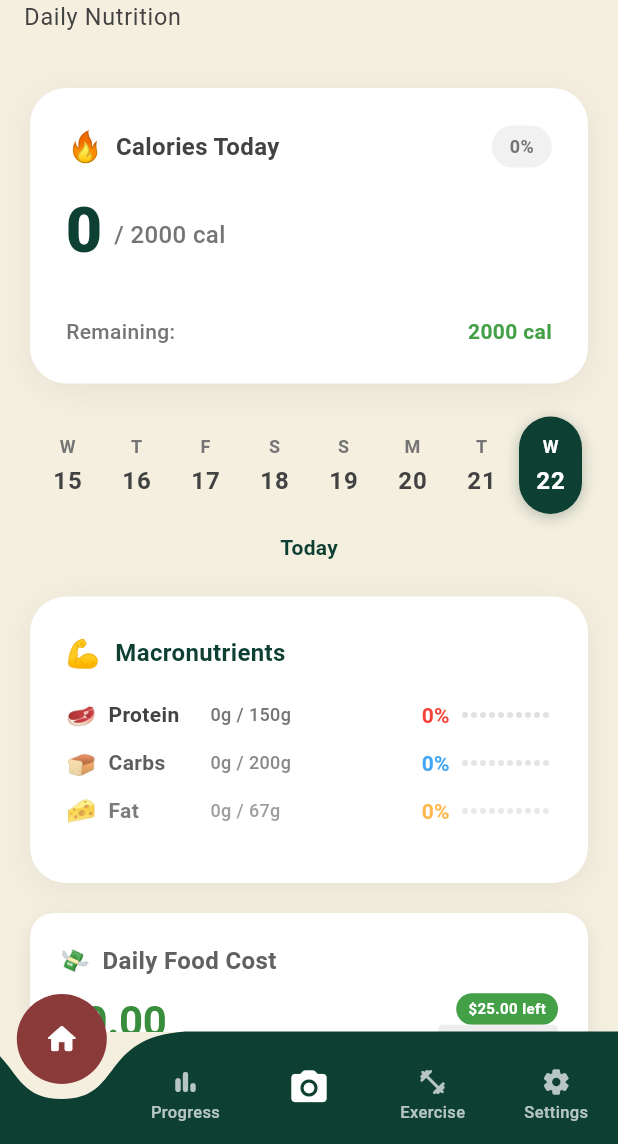
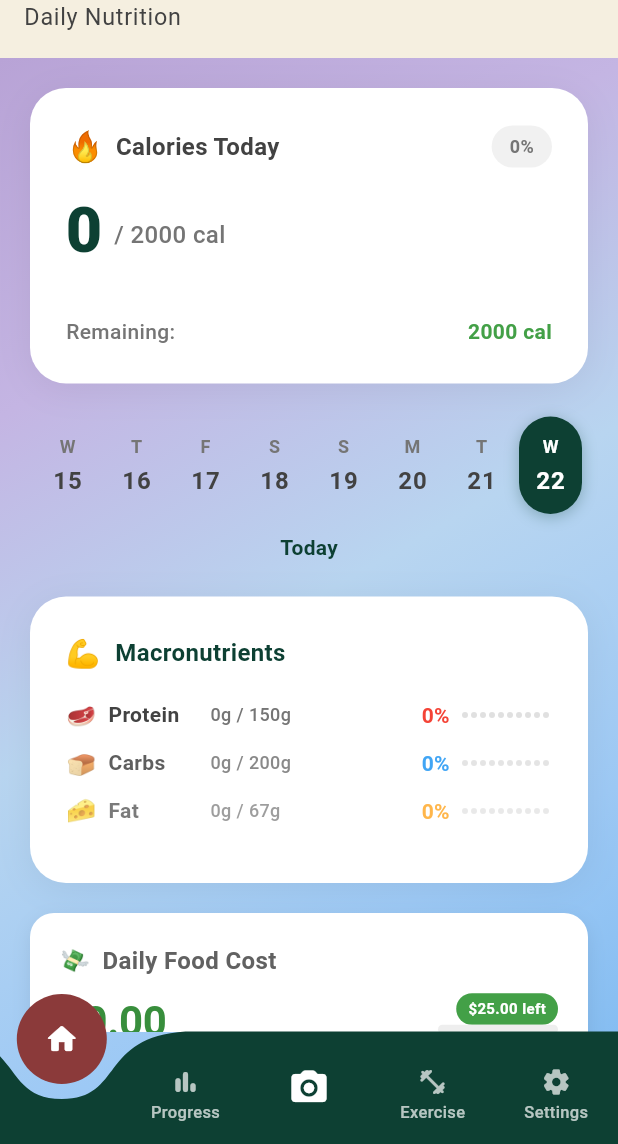
Before and after one commit to siho1117/food_cal, a Flutter app: the screen it shows after launch, on a phone screen of 412 x 824 dp, the part 92-1236 px from its top. Run offline on Flutter 3.47's test engine with Material 3 defaults, Android fonts, the phone set to English and light mode, and no system bars; drawn by our look-alikes of curved_navigation_bar; our stand-ins replace camera, flutter_dotenv, flutter_image_compress, get_it, image_gallery_saver, image_picker and 1 more; accounts and stored records are empty.

Commit message:
Your commit message here

````diff
--- /dev/null
+++ b/lib/config/design_system/gradient_background.dart
@@ -0,0 +1,80 @@
+// lib/config/design_system/gradient_background.dart
+import 'package:flutter/material.dart';
+import 'theme.dart';
+
+/// Flexible gradient background widget with multiple preset support
+/// Automatically adapts to light/dark mode
+///
+/// Usage:
+/// ```dart
+/// GradientBackground(
+///   gradientName: 'home',  // or 'warm', 'cool', 'minimal'
+///   child: Scaffold(...),
+/// )
+/// ```
+class GradientBackground extends StatelessWidget {
+  final Widget child;
+  final String gradientName;
+  final Alignment? begin;
+  final Alignment? end;
+
+  const GradientBackground({
+    super.key,
+    required this.child,
+    this.gradientName = 'home', // Default to home gradient
+    this.begin,
+    this.end,
+  });
+
+  @override
+  Widget build(BuildContext context) {
+    final brightness = Theme.of(context).brightness;
+
+    return Container(
+      decoration: BoxDecoration(
+        gradient: AppTheme.getGradient(
+          gradientName,
+          brightness,
+          begin: begin ?? Alignment.topLeft,
+          end: end ?? Alignment.bottomRight,
+        ),
+      ),
+      child: child,
+    );
+  }
+}
+
+/// Convenience constructors for specific gradients
+extension GradientBackgroundPresets on GradientBackground {
+  /// Home screen gradient (purple/pink → blue in light, dark purple in dark mode)
+  static Widget home({required Widget child}) {
+    return GradientBackground(
+      gradientName: 'home',
+      child: child,
+    );
+  }
+
+  /// Warm gradient (coral → gold in light, dark burgundy in dark mode)
+  static Widget warm({required Widget child}) {
+    return GradientBackground(
+      gradientName: 'warm',
+      child: child,
+    );
+  }
+
+  /// Cool gradient (mint → teal in light, dark teal in dark mode)
+  static Widget cool({required Widget child}) {
+    return GradientBackground(
+      gradientName: 'cool',
+      child: child,
+    );
+  }
+
+  /// Minimal gradient (beige → white in light, dark gray in dark mode)
+  static Widget minimal({required Widget child}) {
+    return GradientBackground(
+      gradientName: 'minimal',
+      child: child,
+    );
+  }
+}
--- a/lib/config/design_system/theme.dart
+++ b/lib/config/design_system/theme.dart
@@ -1,9 +1,8 @@
 // lib/config/design_system/theme.dart
 import 'package:flutter/material.dart';
-import 'typography.dart'; // Import the new typography system
+import 'typography.dart';
 
 class AppTheme {
-  // Private constructor to prevent instantiation
   AppTheme._();
 
   // ═══════════════════════════════════════════════════════════════
@@ -11,35 +10,138 @@ class AppTheme {
   // ═══════════════════════════════════════════════════════════════
 
   // Main colors
-  static const Color primaryBlue = Color(0xFF0D4033);      // Deep green
-  static const Color secondaryBeige = Color(0xFFF5EFE0);   // Beige background
-  static const Color textDark = Color(0xFF333333);         // Dark text
-  static const Color textLight = Colors.white;             // Light text
-  static const Color accentColor = Color(0xFF8B3A3A);      // Burgundy accent
+  static const Color primaryBlue = Color(0xFF0D4033);
+  static const Color secondaryBeige = Color(0xFFF5EFE0);
+  static const Color textDark = Color(0xFF333333);
+  static const Color textLight = Colors.white;
+  static const Color accentColor = Color(0xFF8B3A3A);
 
   // Additional accent colors
-  static const Color goldAccent = Color(0xFFCF9340);       // Gold/mustard
-  static const Color coralAccent = Color(0xFFE27069);      // Coral/salmon
-  static const Color mintAccent = Color(0xFFE4F7D7);       // Mint green
-  static const Color nudeAccent = Color(0xFFDEBAB0);       // Nude/blush
+  static const Color goldAccent = Color(0xFFCF9340);
+  static const Color coralAccent = Color(0xFFE27069);
+  static const Color mintAccent = Color(0xFFE4F7D7);
+  static const Color nudeAccent = Color(0xFFDEBAB0);
+
+  // ═══════════════════════════════════════════════════════════════
+  // GRADIENT LIBRARY
+  // ═══════════════════════════════════════════════════════════════
+
+  /// Gradient presets - Light Mode
+  static const Map<String, List<Color>> gradientsLight = {
+    // iOS-inspired (purple/pink → blue) - Home screen
+    'home': [
+      Color(0xFFB8A3D6), // Soft purple
+      Color(0xFFC4B5E3), // Purple-pink
+      Color(0xFFB8D5F0), // Lavender-blue
+      Color(0xFF9DC9F5), // Sky blue
+      Color(0xFF7BB8F0), // Bright blue
+    ],
+
+    // Warm gradient (coral/peach → gold) - Could be used for Progress
+    'warm': [
+      Color(0xFFFFB5A7), // Soft coral
+      Color(0xFFFFC9A3), // Peach
+      Color(0xFFFFD6A5), // Light peach
+      Color(0xFFFFE4B5), // Cream
+      Color(0xFFFFF0C7), // Light gold
+    ],
+
+    // Cool gradient (mint → teal) - Could be used for Exercise
+    'cool': [
+      Color(0xFFB8E6E1), // Mint
+      Color(0xFFA8DDD8), // Light teal
+      Color(0xFF98D4CF), // Teal
+      Color(0xFF88CBC6), // Deep teal
+      Color(0xFF78C2BD), // Ocean teal
+    ],
+
+    // Minimal gradient (light beige → white) - Could be used for Settings
+    'minimal': [
+      Color(0xFFFAF6F0), // Very light beige
+      Color(0xFFF9F5EF), // Light beige
+      Color(0xFFF8F4EE), // Beige
+      Color(0xFFF7F3ED), // Slightly darker beige
+      Color(0xFFF5EFE0), // Your secondaryBeige
+    ],
+  };
+
+  /// Gradient presets - Dark Mode
+  static const Map<String, List<Color>> gradientsDark = {
+    // Dark purple/blue - Home screen dark mode
+    'home': [
+      Color(0xFF2D1B4E), // Deep purple
+      Color(0xFF2A1F52), // Dark purple-blue
+      Color(0xFF1E2B4F), // Navy purple
+      Color(0xFF1A2E4E), // Dark navy
+      Color(0xFF162F4D), // Deep navy
+    ],
+
+    // Dark warm - Progress dark mode
+    'warm': [
+      Color(0xFF4A2C2A), // Dark burgundy
+      Color(0xFF3F2B28), // Dark brown
+      Color(0xFF342A26), // Darker brown
+      Color(0xFF2E2925), // Deep brown
+      Color(0xFF252320), // Almost black brown
+    ],
+
+    // Dark cool - Exercise dark mode
+    'cool': [
+      Color(0xFF1A3A37), // Dark teal
+      Color(0xFF173532), // Darker teal
+      Color(0xFF14302D), // Deep teal
+      Color(0xFF112B28), // Very dark teal
+      Color(0xFF0E2623), // Almost black teal
+    ],
+
+    // Dark minimal - Settings dark mode
+    'minimal': [
+      Color(0xFF1C1C1E), // iOS dark gray
+      Color(0xFF1B1B1D), // Slightly darker
+      Color(0xFF1A1A1C), // Darker
+      Color(0xFF19191B), // Even darker
+      Color(0xFF18181A), // Deep dark
+    ],
+  };
+
+  /// Gradient stops (same for all gradients)
+  static const List<double> gradientStops = [0.0, 0.25, 0.5, 0.75, 1.0];
+
+  /// Get gradient colors based on name and brightness
+  static List<Color> getGradientColors(String name, Brightness brightness) {
+    final gradients = brightness == Brightness.light ? gradientsLight : gradientsDark;
+    return gradients[name] ?? gradientsLight['home']!; // Fallback to home if not found
+  }
+
+  /// Build LinearGradient from preset name
+  static LinearGradient getGradient(
+    String name,
+    Brightness brightness, {
+    Alignment begin = Alignment.topLeft,
+    Alignment end = Alignment.bottomRight,
+  }) {
+    return LinearGradient(
+      begin: begin,
+      end: end,
+      colors: getGradientColors(name, brightness),
+      stops: gradientStops,
+    );
+  }
 
   // ═══════════════════════════════════════════════════════════════
   // COLOR UTILITIES
   // ═══════════════════════════════════════════════════════════════
 
-  // Pre-computed color variants
   static Color primaryBlueLighter = _lighten(primaryBlue, 0.15);
   static Color primaryBlueDarker = _darken(primaryBlue, 0.15);
   static Color accentLighter = _lighten(accentColor, 0.15);
   static Color accentDarker = _darken(accentColor, 0.15);
 
-  // Background opacity presets
   static Color primaryBlueBackground = primaryBlue.withValues(alpha: 0.1);
   static Color accentBackground = accentColor.withValues(alpha: 0.1);
   static Color goldAccentBackground = goldAccent.withValues(alpha: 0.1);
   static Color coralAccentBackground = coralAccent.withValues(alpha: 0.1);
 
-  // Semantic helpers for backgrounds and borders
   static Color getBackgroundFor(Color color, [double opacity = 0.1]) {
     return color.withValues(alpha: opacity);
   }
@@ -48,12 +150,10 @@ class AppTheme {
     return color.withValues(alpha: opacity);
   }
 
-  // Get appropriate text color based on background brightness
   static Color getTextColorFor(Color backgroundColor) {
     return backgroundColor.computeLuminance() > 0.5 ? textDark : textLight;
   }
 
-  // Create a Material Color swatch from a single color
   static MaterialColor createMaterialColor(Color color) {
     final strengths = <double>[.05, .1, .2, .3, .4, .5, .6, .7, .8, .9];
     final swatch = <int, Color>{};
@@ -75,7 +175,6 @@ class AppTheme {
     return MaterialColor(color.toARGB32(), swatch);
   }
 
-  // Helper method to lighten colors
   static Color _lighten(Color color, double amount) {
     assert(amount >= 0 && amount <= 1);
     final hsl = HSLColor.fromColor(color);
@@ -83,7 +182,6 @@ class AppTheme {
     return hsl.withLightness(lightness).toColor();
   }
 
-  // Helper method to darken colors
   static Color _darken(Color color, double amount) {
     assert(amount >= 0 && amount <= 1);
     final hsl = HSLColor.fromColor(color);
@@ -96,7 +194,6 @@ class AppTheme {
   // ═══════════════════════════════════════════════════════════════
 
   static final ThemeData lightTheme = ThemeData(
-    // Color scheme
     colorScheme: const ColorScheme.light(
       primary: primaryBlue,
       secondary: secondaryBeige,
@@ -106,35 +203,24 @@ class AppTheme {
 
     scaffoldBackgroundColor: secondaryBeige,
 
-    // Typography - NOW USING SYSTEM FONTS
     textTheme: TextTheme(
-      // Display styles (headings, titles)
       displayLarge: AppTypography.displayLarge.copyWith(color: primaryBlue),
       displayMedium: AppTypography.displayMedium.copyWith(color: primaryBlue),
       displaySmall: AppTypography.displaySmall.copyWith(color: primaryBlue),
-
-      // Headline styles (screen titles)
       headlineLarge: AppTypography.displayLarge.copyWith(color: primaryBlue),
       headlineMedium: AppTypography.displayMedium.copyWith(color: primaryBlue),
       headlineSmall: AppTypography.displaySmall.copyWith(color: primaryBlue),
-
-      // Title styles (section headers)
       titleLarge: AppTypography.displayMedium.copyWith(color: textDark),
       titleMedium: AppTypography.displaySmall.copyWith(color: textDark),
       titleSmall: AppTypography.labelLarge.copyWith(color: textDark),
-
-      // Body styles (content)
       bodyLarge: AppTypography.bodyLarge.copyWith(color: textDark),
       bodyMedium: AppTypography.bodyMedium.copyWith(color: textDark),
       bodySmall: AppTypography.bodySmall.copyWith(color: textDark),
-
-      // Label styles (buttons, UI elements)
       labelLarge: AppTypography.labelLarge.copyWith(color: textDark),
       labelMedium: AppTypography.labelMedium.copyWith(color: textDark),
       labelSmall: AppTypography.labelSmall.copyWith(color: textDark),
     ),
 
-    // Button themes
     elevatedButtonTheme: ElevatedButtonThemeData(
       style: ElevatedButton.styleFrom(
         backgroundColor: primaryBlue,
@@ -143,11 +229,10 @@ class AppTheme {
         shape: RoundedRectangleBorder(
           borderRadius: BorderRadius.circular(8),
         ),
-        textStyle: AppTypography.labelLarge, // Use typography system
+        textStyle: AppTypography.labelLarge,
       ),
     ),
 
-    // AppBar theme
     appBarTheme: AppBarTheme(
       backgroundColor: Colors.transparent,
       elevation: 0,
@@ -159,7 +244,6 @@ class AppTheme {
       ),
     ),
 
-    // Input decoration theme (form fields)
     inputDecorationTheme: InputDecorationTheme(
       border: OutlineInputBorder(
         borderRadius: BorderRadius.circular(8),
@@ -169,7 +253,6 @@ class AppTheme {
       hintStyle: AppTypography.bodyMedium.copyWith(color: Colors.grey[600]),
     ),
 
-    // Card theme
     cardTheme: CardTheme(
       elevation: 2,
       shape: RoundedRectangleBorder(
@@ -178,4 +261,10 @@ class AppTheme {
       color: Colors.white,
     ),
   );
+
+  // TODO: Add darkTheme when implementing dark mode
+  static final ThemeData darkTheme = lightTheme.copyWith(
+    brightness: Brightness.dark,
+    // Will be expanded when dark mode is implemented
+  );
 }
--- a/lib/screens/home_screen.dart
+++ b/lib/screens/home_screen.dart
@@ -2,6 +2,8 @@
 import 'package:flutter/material.dart';
 import 'package:provider/provider.dart';
 import '../config/design_system/theme.dart';
+import '../config/design_system/typography.dart'; // Add this import for AppTypography
+import '../config/design_system/gradient_background.dart';
 import '../providers/home_provider.dart';
 import '../widgets/home/calorie_summary_widget.dart';
 import '../widgets/home/macronutrient_widget.dart';
@@ -19,16 +21,18 @@ class HomeScreen extends StatefulWidget {
 class _HomeScreenState extends State<HomeScreen> {
   @override
   Widget build(BuildContext context) {
-    // ✅ FIXED: No ChangeNotifierProvider here - use existing app-level provider!
-    return Scaffold(
-      backgroundColor: AppTheme.secondaryBeige,
+    // Wrap the entire screen with gradient background
+    return GradientBackground(
+      gradientName: 'home', // Uses home gradient from theme.dart
+      child: Scaffold(
+        backgroundColor: Colors.transparent, // Make Scaffold transparent to show gradient
         body: SafeArea(
           child: Consumer<HomeProvider>(
             builder: (context, homeProvider, child) {
               if (homeProvider.isLoading) {
                 return const Center(
                   child: CircularProgressIndicator(
-                  color: AppTheme.primaryBlue,
+                    color: Colors.white, // White spinner looks better on gradient
                   ),
                 );
               }
@@ -45,21 +49,21 @@ class _HomeScreenState extends State<HomeScreen> {
                 },
                 child: RefreshIndicator(
                   onRefresh: () => homeProvider.refreshData(),
-                color: AppTheme.primaryBlue,
-                backgroundColor: Colors.white,
+                  color: Colors.white, // White refresh indicator on gradient
+                  backgroundColor: Colors.black.withValues(alpha: 0.3),
                   strokeWidth: 2.5,
                   child: SingleChildScrollView(
                     physics: const AlwaysScrollableScrollPhysics(),
                     child: Column(
                       crossAxisAlignment: CrossAxisAlignment.start,
                       children: [
-                      // Calorie Summary Widget (TOP PRIORITY)
+                        // Calorie Summary Widget
                         const Padding(
                           padding: EdgeInsets.symmetric(horizontal: 20, vertical: 20),
                           child: CalorieSummaryWidget(),
                         ),
 
-                      // Week Calendar Navigation
+                        // Week Navigation Widget - WITH REQUIRED PARAMETERS
                         WeekNavigationWidget(
                           selectedDate: homeProvider.selectedDate,
                           onDateChanged: (date) => homeProvider.changeDate(date),
@@ -93,7 +97,7 @@ class _HomeScreenState extends State<HomeScreen> {
                           ),
                         ),
 
-                      // Bottom padding for better scrolling
+                        // Bottom padding for navigation bar
                         const SizedBox(height: 100),
                       ],
                     ),
@@ -103,10 +107,10 @@ class _HomeScreenState extends State<HomeScreen> {
             },
           ),
         ),
+      ),
     );
   }
 
-  /// Build error state with retry functionality
   Widget _buildErrorState(BuildContext context, HomeProvider homeProvider) {
     return Center(
       child: Padding(
@@ -132,41 +136,33 @@ class _HomeScreenState extends State<HomeScreen> {
               'Unable to Load Data',
               style: Theme.of(context).textTheme.titleLarge?.copyWith(
                 fontWeight: FontWeight.bold,
-                color: AppTheme.primaryBlue,
+                color: Colors.white, // White text on gradient
               ),
               textAlign: TextAlign.center,
             ),
             const SizedBox(height: 12),
             Text(
-              homeProvider.errorMessage ?? 'Unknown error occurred',
+              homeProvider.errorMessage ?? 'An unexpected error occurred',
               style: Theme.of(context).textTheme.bodyMedium?.copyWith(
-                color: Colors.grey[600],
+                color: Colors.white.withValues(alpha: 0.8), // Semi-transparent white
               ),
               textAlign: TextAlign.center,
             ),
-            const SizedBox(height: 32),
+            const SizedBox(height: 24),
             ElevatedButton.icon(
               onPressed: () => homeProvider.refreshData(),
               icon: const Icon(Icons.refresh),
               label: const Text('Try Again'),
               style: ElevatedButton.styleFrom(
-                backgroundColor: AppTheme.primaryBlue,
-                foregroundColor: Colors.white,
-                padding: const EdgeInsets.symmetric(horizontal: 24, vertical: 12),
+                backgroundColor: Colors.white,
+                foregroundColor: AppTheme.primaryBlue,
+                padding: const EdgeInsets.symmetric(
+                  horizontal: 32,
+                  vertical: 16,
+                ),
                 shape: RoundedRectangleBorder(
-                  borderRadius: BorderRadius.circular(8),
+                  borderRadius: BorderRadius.circular(12),
                 ),
-              ),
-            ),
-            const SizedBox(height: 16),
-            TextButton(
-              onPressed: () {
-                // Navigate to settings or try to reinitialize
-                Navigator.of(context).pushNamed('/settings');
-              },
-              child: const Text(
-                'Check Settings',
-                style: TextStyle(color: AppTheme.primaryBlue),
               ),
             ),
           ],
````
Lines whose indentation alone changed are shown as unchanged.
